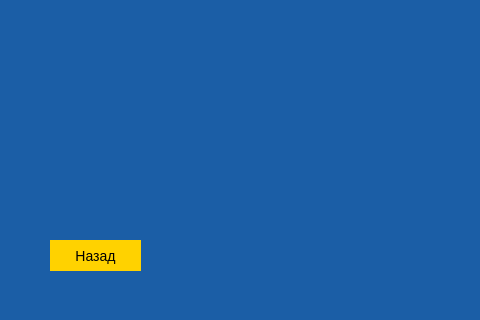
Qt form aboutwindow.ui (admiralbub/oop_course_2020) before a commit; both pictures show x 0 to 480 and y 280 to 600 of the 800 by 600 pixel window.
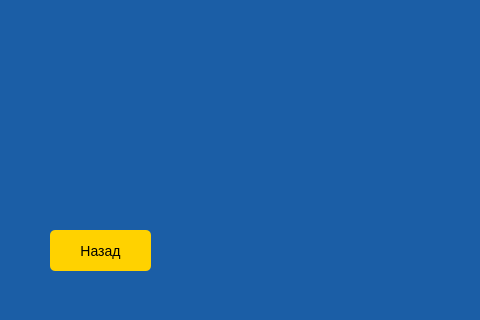
The same form after that commit.

```diff
--- a/aboutwindow.ui
+++ b/aboutwindow.ui
@@ -22,15 +22,15 @@
     <property name="geometry">
      <rect>
       <x>50</x>
-      <y>520</y>
-      <width>91</width>
-      <height>31</height>
+      <y>510</y>
+      <width>101</width>
+      <height>41</height>
      </rect>
     </property>
     <property name="styleSheet">
      <string notr="true">#pushButton {
    color:#000;
-   border-radius:20px;
+   border-radius:5px;
    background:#FFD200;
    font-size:14px;
    cursor:pointer;
```
Left out of the diff: 2 changed lines with no effect on the pictures.
